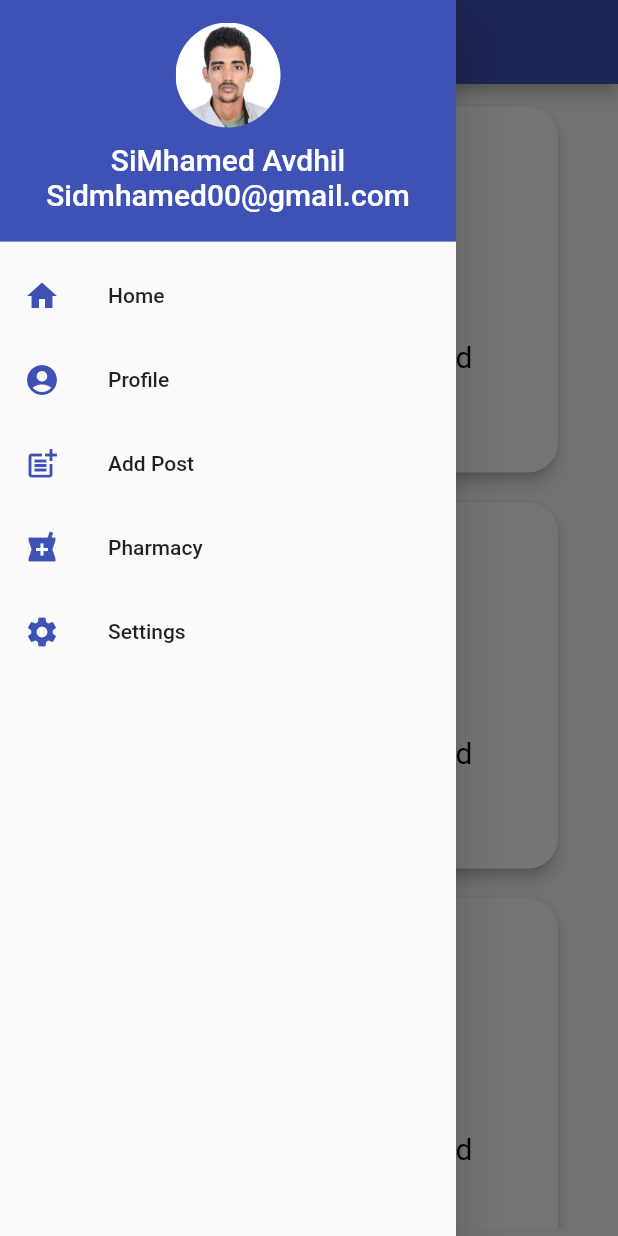
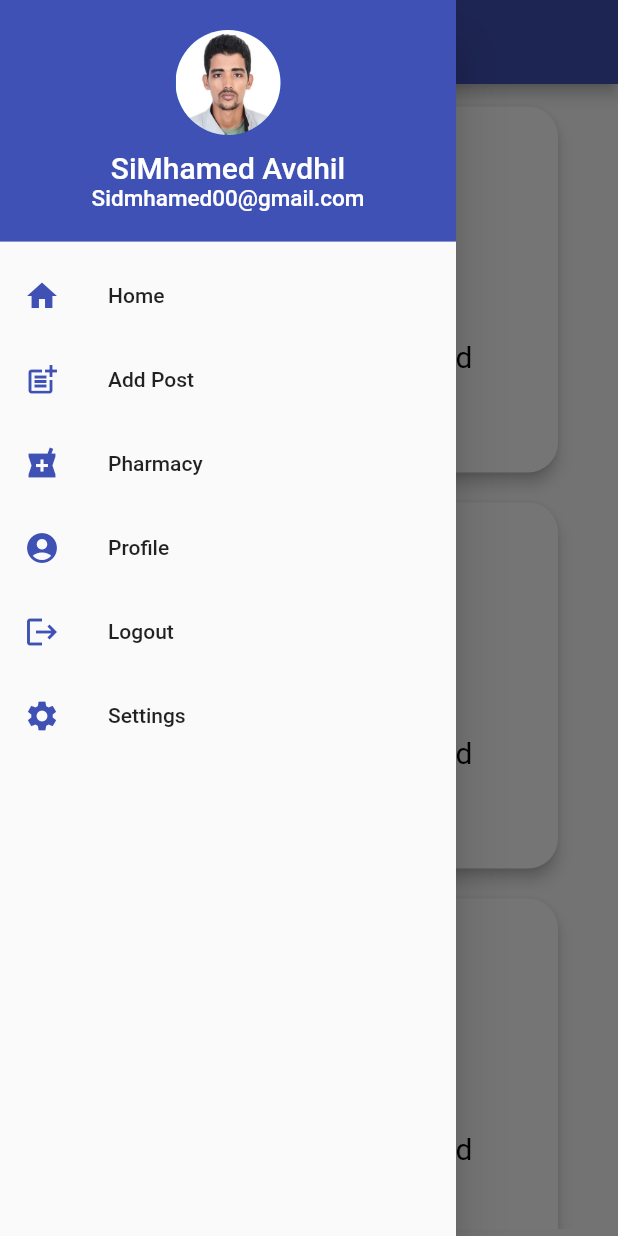
Before and after one commit to SidMhamed/AssistantApp, a Flutter app: the Home screen opened by its route, with the side drawer open, on a phone screen of 412 x 824 dp. Run offline on Flutter 3.47's test engine with Material 2 defaults, Android fonts, the phone set to English and light mode, and no system bars.

Commit message:
Added Icon Logout

```diff
--- a/lib/UI/Home.dart
+++ b/lib/UI/Home.dart
@@ -42,7 +42,7 @@ class _HomeState extends State<Home> {
                     'Sidmhamed00@gmail.com',
                     style: TextStyle(
                       color: Colors.white,
-                      fontSize: 20,
+                      fontSize: 15,
                     ),
                   ),
                   SizedBox(
@@ -60,18 +60,10 @@ class _HomeState extends State<Home> {
               },
             ),
             ListTile(
-              leading: Icon(Icons.account_circle,color: Colors.indigo,),
-              title: Text('Profile'),
-              onTap: () {
-                print('Profile click me');
-                Navigator.pop(context);
-              },
-            ),
-            ListTile(
               leading: Icon(Icons.post_add,color: Colors.indigo,),
               title: Text('Add Post'),
               onTap: () {
-                print('Profile click me');
+                print('Add Post click me');
                 Navigator.pop(context);
               },
             ),
@@ -81,6 +73,21 @@ class _HomeState extends State<Home> {
               onTap: () {
                 print('Pharmacy click me');
                 Navigator.pop(context);
+              },
+            ),
+            ListTile(
+              leading: Icon(Icons.account_circle,color: Colors.indigo,),
+              title: Text('Profile'),
+              onTap: () {
+                print('Profile click me');
+                Navigator.pop(context);
+              },
+            ),
+            ListTile(
+              leading: Icon(Icons.logout,color: Colors.indigo,),
+              title: Text('Logout'),
+              onTap: () {
+                Navigator.of(context).pushNamedAndRemoveUntil('/Login', (Route<dynamic> route) => false);
               },
             ),
             ListTile(
```
